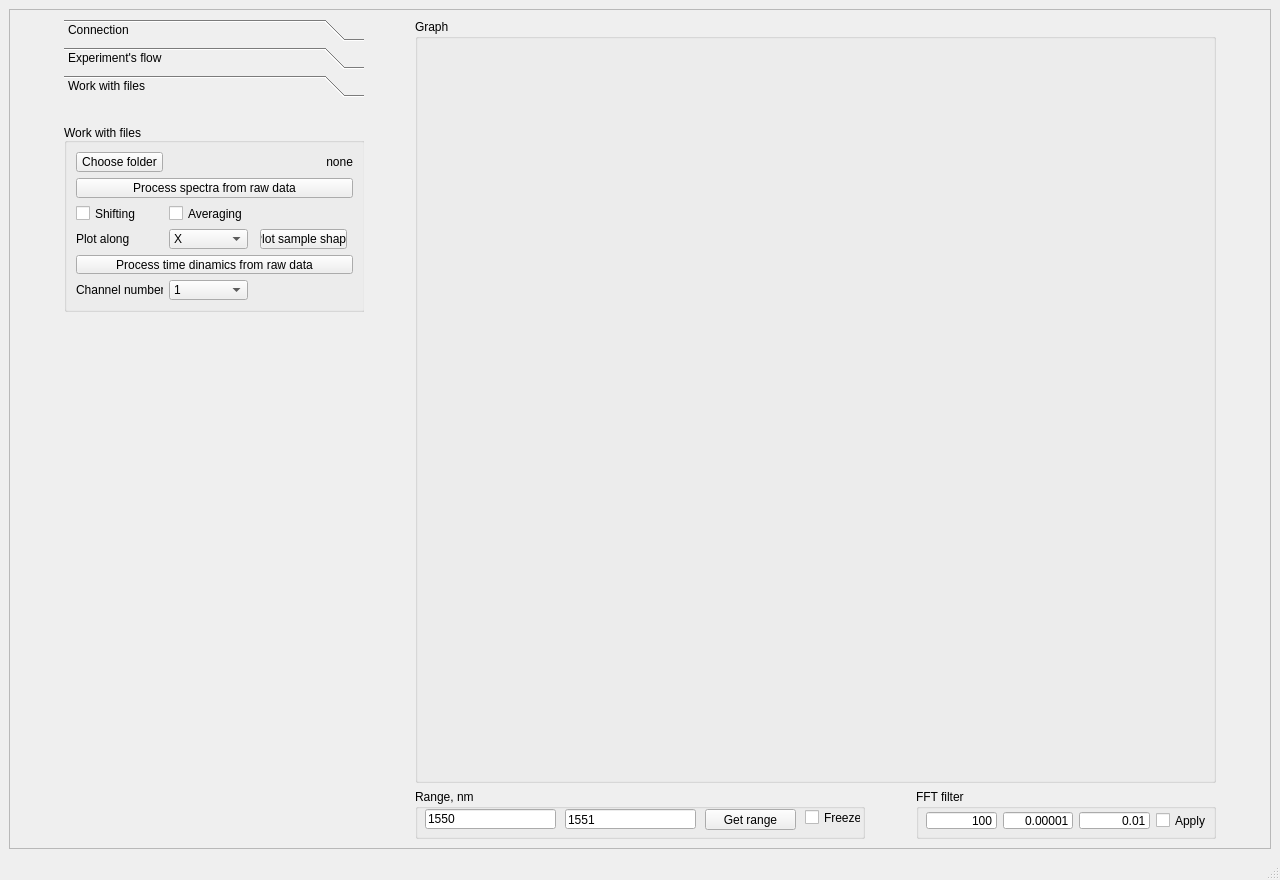
The window that Windows/UIs/MainWindow.ui (al509/ScanLoop) describes before a commit, drawn with Qt 5.
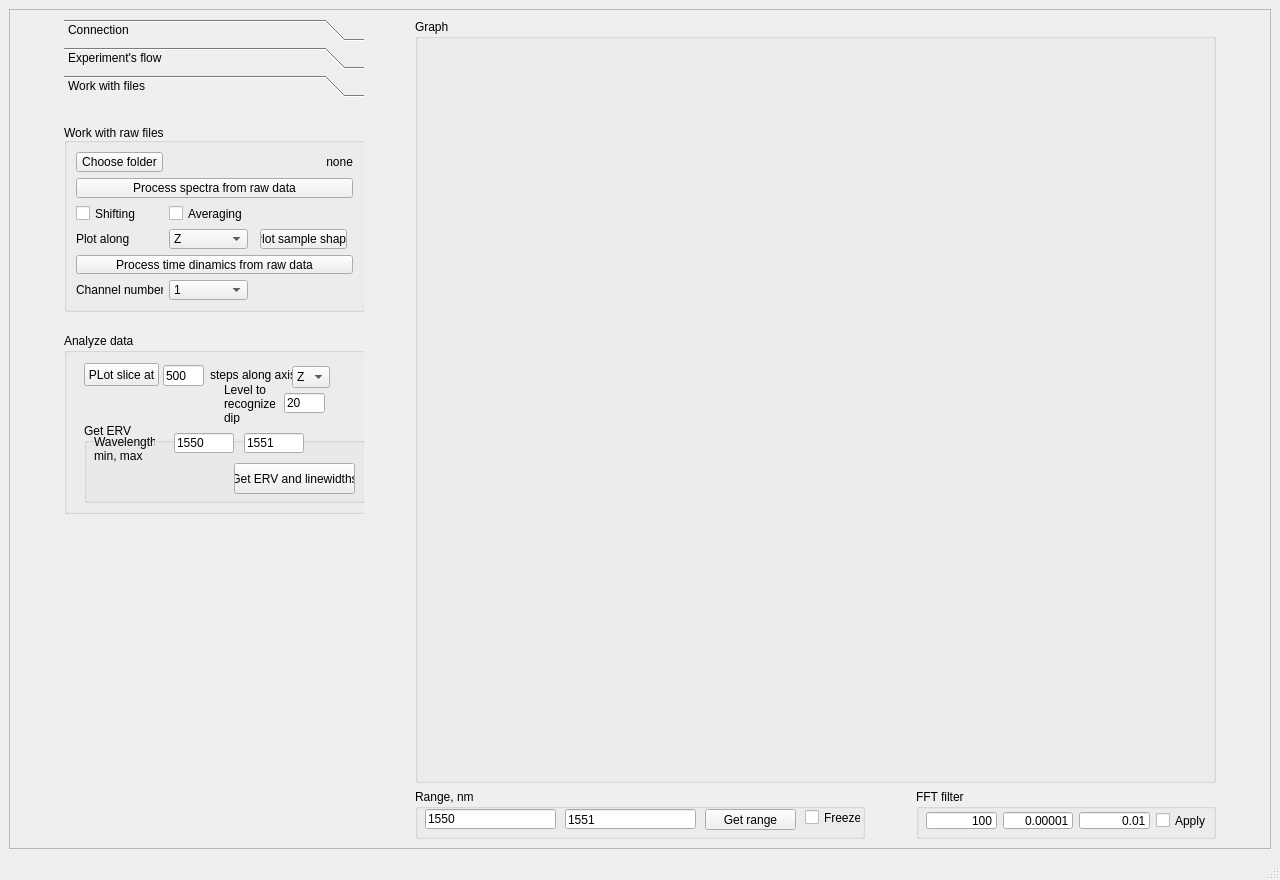
The same window after the commit. The open tabs and pages were chosen to show the change.

Commit message: v 15.6 add Analyzer

```diff
--- a/Windows/UIs/MainWindow.ui
+++ b/Windows/UIs/MainWindow.ui
@@ -1293,7 +1293,7 @@
              </sizepolicy>
             </property>
             <property name="title">
-             <string>Work with files</string>
+             <string>Work with raw files</string>
             </property>
             <property name="alignment">
              <set>Qt::AlignBottom|Qt::AlignLeading|Qt::AlignLeft</set>
@@ -1399,6 +1399,9 @@
                <property name="toolTip">
                 <string>Choose channel to plot</string>
                </property>
+               <property name="currentIndex">
+                <number>2</number>
+               </property>
                <property name="sizeAdjustPolicy">
                 <enum>QComboBox::AdjustToContents</enum>
                </property>
@@ -1428,6 +1431,195 @@
              </item>
             </layout>
            </widget>
+           <widget class="QGroupBox" name="groupBox">
+            <property name="geometry">
+             <rect>
+              <x>0</x>
+              <y>230</y>
+              <width>311</width>
+              <height>181</height>
+             </rect>
+            </property>
+            <property name="title">
+             <string>Analyze data</string>
+            </property>
+            <widget class="QPushButton" name="pushButton__analyzer_plotSlice">
+             <property name="geometry">
+              <rect>
+               <x>20</x>
+               <y>30</y>
+               <width>75</width>
+               <height>23</height>
+              </rect>
+             </property>
+             <property name="text">
+              <string>PLot slice at</string>
+             </property>
+            </widget>
+            <widget class="QLineEdit" name="lineEdit_slice_position">
+             <property name="geometry">
+              <rect>
+               <x>99</x>
+               <y>32</y>
+               <width>41</width>
+               <height>21</height>
+              </rect>
+             </property>
+             <property name="text">
+              <string>500</string>
+             </property>
+            </widget>
+            <widget class="QLabel" name="label_14">
+             <property name="geometry">
+              <rect>
+               <x>146</x>
+               <y>34</y>
+               <width>91</width>
+               <height>16</height>
+              </rect>
+             </property>
+             <property name="text">
+              <string>steps along axis</string>
+             </property>
+            </widget>
+            <widget class="QComboBox" name="comboBox_axis_to_analyze_along_arb_data">
+             <property name="geometry">
+              <rect>
+               <x>228</x>
+               <y>33</y>
+               <width>61</width>
+               <height>20</height>
+              </rect>
+             </property>
+             <property name="sizePolicy">
+              <sizepolicy hsizetype="Maximum" vsizetype="Fixed">
+               <horstretch>0</horstretch>
+               <verstretch>0</verstretch>
+              </sizepolicy>
+             </property>
+             <property name="toolTip">
+              <string>Choose channel to plot</string>
+             </property>
+             <property name="currentIndex">
+              <number>2</number>
+             </property>
+             <property name="sizeAdjustPolicy">
+              <enum>QComboBox::AdjustToContents</enum>
+             </property>
+             <item>
+              <property name="text">
+               <string>X</string>
+              </property>
+             </item>
+             <item>
+              <property name="text">
+               <string>Y</string>
+              </property>
+             </item>
+             <item>
+              <property name="text">
+               <string>Z</string>
+              </property>
+             </item>
+            </widget>
+            <widget class="QGroupBox" name="groupBox_2">
+             <property name="geometry">
+              <rect>
+               <x>20</x>
+               <y>90</y>
+               <width>281</width>
+               <height>80</height>
+              </rect>
+             </property>
+             <property name="title">
+              <string>Get ERV</string>
+             </property>
+             <widget class="QPushButton" name="pushButton__analyzer_extractERV">
+              <property name="geometry">
+               <rect>
+                <x>150</x>
+                <y>40</y>
+                <width>121</width>
+                <height>31</height>
+               </rect>
+              </property>
+              <property name="text">
+               <string>Get ERV and linewidths</string>
+              </property>
+             </widget>
+             <widget class="QLineEdit" name="lineEdit_analyzer_wavelength_min">
+              <property name="geometry">
+               <rect>
+                <x>90</x>
+                <y>10</y>
+                <width>60</width>
+                <height>20</height>
+               </rect>
+              </property>
+              <property name="text">
+               <string>1550</string>
+              </property>
+             </widget>
+             <widget class="QLabel" name="label_15">
+              <property name="geometry">
+               <rect>
+                <x>10</x>
+                <y>10</y>
+                <width>61</width>
+                <height>31</height>
+               </rect>
+              </property>
+              <property name="text">
+               <string>Wavelengths: min, max</string>
+              </property>
+              <property name="wordWrap">
+               <bool>true</bool>
+              </property>
+             </widget>
+             <widget class="QLineEdit" name="lineEdit_analyzer_wavelength_max">
+              <property name="geometry">
+               <rect>
+                <x>160</x>
+                <y>10</y>
+                <width>60</width>
+                <height>20</height>
+               </rect>
+              </property>
+              <property name="text">
+               <string>1551</string>
+              </property>
+             </widget>
+            </widget>
+            <widget class="QLabel" name="label_17">
+             <property name="geometry">
+              <rect>
+               <x>160</x>
+               <y>50</y>
+               <width>51</width>
+               <height>41</height>
+              </rect>
+             </property>
+             <property name="text">
+              <string>Level to recognize dip</string>
+             </property>
+             <property name="wordWrap">
+              <bool>true</bool>
+             </property>
+            </widget>
+            <widget class="QLineEdit" name="lineEdit_analyzer_resonance_level">
+             <property name="geometry">
+              <rect>
+               <x>220</x>
+               <y>60</y>
+               <width>41</width>
+               <height>20</height>
+              </rect>
+             </property>
+             <property name="text">
+              <string>20</string>
+             </property>
+            </widget>
+           </widget>
           </widget>
          </widget>
         </item>
```
The commit also changes 16 other files.
